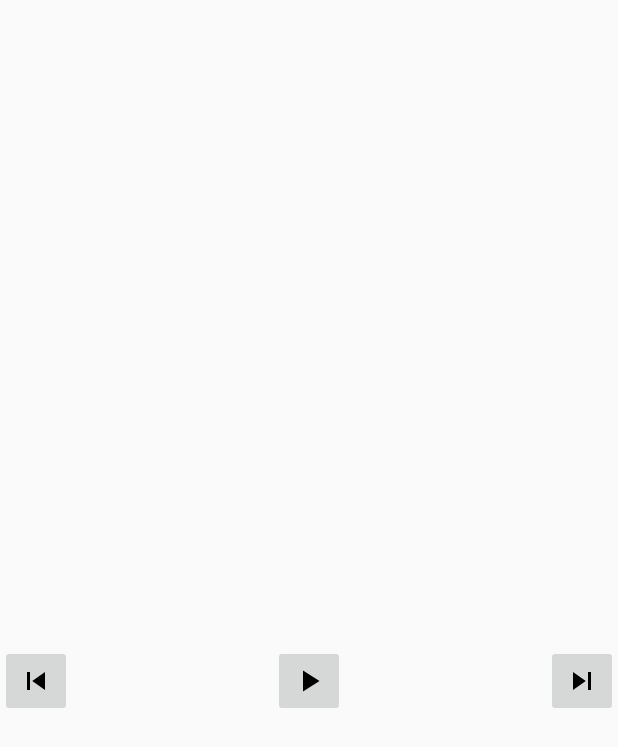
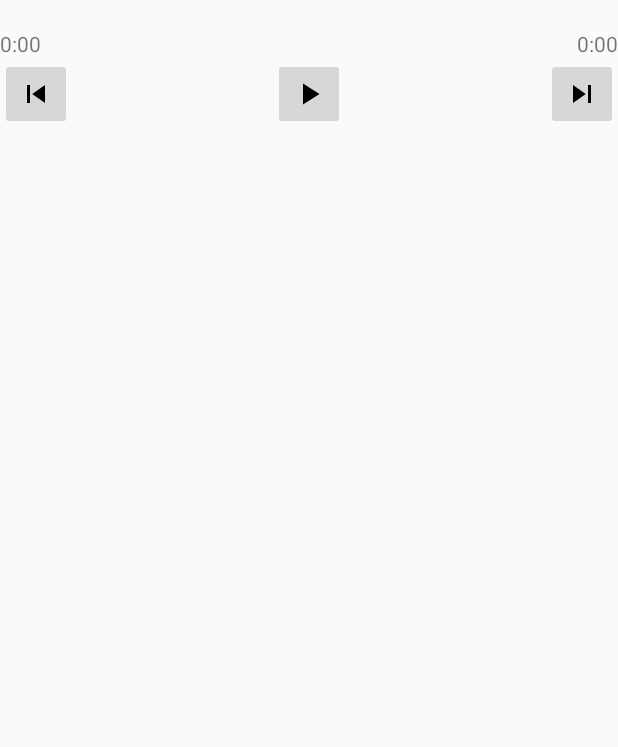
Before and after one commit to seventhmoon/SpotifyStreamer, an Android app: the layout fragment_player.xml on its own in the app's theme, with its tools: preview values and no code run, on a phone screen of 412 x 824 dp. Shown: the top 747 px of the screen. Run offline under Robolectric (Android 15) with nearby library versions, the phone set to English and light mode, and no system bars; network calls fail.

Commit message:
improved layout

```diff
--- a/library/build.gradle
+++ b/library/build.gradle
@@ -2,7 +2,7 @@ apply plugin: 'com.android.library'
 
 android {
     compileSdkVersion 22
-    buildToolsVersion "23.0.0 rc2"
+    buildToolsVersion "22.0.1"
 
     defaultConfig {
         minSdkVersion 16
--- a/library/src/main/java/com/spotify/api/network/GsonObjectRequest.java
+++ b/library/src/main/java/com/spotify/api/network/GsonObjectRequest.java
@@ -30,7 +30,6 @@ public class GsonObjectRequest<T> extends JsonRequest<T> {
                              Response.Listener<T> listener, Response.ErrorListener errorListener) {
         super(method, url, json, listener, errorListener);
         this.clazz = clazz;
-//        this.headers = headers;
         this.listener = listener;
     }
 
--- a/spotifystreamer/src/main/java/idv/seventhmoon/spotifystreamer/SearchResultsActivity.java
+++ b/spotifystreamer/src/main/java/idv/seventhmoon/spotifystreamer/SearchResultsActivity.java
@@ -73,7 +73,7 @@ public class SearchResultsActivity extends AppCompatActivity {
         }
     }
 
-    private void searchForArtist(String query, int limit){
+    private void searchForArtist(String query, int limit) {
 
 //        SpotifyApiHelper spotifyApiHelper = new SpotifyApiHelper(mApplication.getRequestQueue());
 //        spotifyApiHelper.searchAlbum(query, limit, new Response.Listener<SearchAlbumResponseModel>() {
--- a/spotifystreamer/src/main/res/layout/fragment_player.xml
+++ b/spotifystreamer/src/main/res/layout/fragment_player.xml
@@ -2,7 +2,7 @@
 <RelativeLayout xmlns:android="http://schemas.android.com/apk/res/android"
     xmlns:tools="http://schemas.android.com/tools"
     android:layout_width="match_parent"
-    android:layout_height="match_parent"
+    android:layout_height="wrap_content"
     tools:context="idv.seventhmoon.spotifystreamer.PlayerFragment">
 
     <TextView
@@ -24,38 +24,53 @@
         android:contentDescription="@string/desc_album_cover"
         android:layout_centerVertical="true"
         android:layout_alignParentStart="true" />
+    <TextView
+        android:layout_width="wrap_content"
+        android:layout_height="wrap_content"
+        android:id="@+id/text_track_name"
+        android:layout_centerVertical="true"
+        android:layout_below="@id/image_album_cover"/>
+
+    <RelativeLayout
+        android:id="@+id/holder_seek_panel"
+        android:layout_width="match_parent"
+        android:layout_height="wrap_content"
+        android:layout_below="@+id/text_track_name"
+        android:orientation="horizontal">
 
         <TextView
             android:layout_width="wrap_content"
             android:layout_height="wrap_content"
             android:id="@+id/text_current_position"
-        android:layout_below="@+id/image_album_cover"
             android:layout_alignParentLeft="true"
-        tools:ignore="RtlHardcoded"/>
+            tools:ignore="RtlHardcoded"
+            android:text="@string/text_default_duration"/>
 
         <TextView
             android:layout_width="wrap_content"
             android:layout_height="wrap_content"
             android:id="@+id/text_total_duration"
-        android:layout_below="@+id/image_album_cover"
-        android:layout_alignParentBottom="true"/>
+            android:layout_alignParentRight="true"
+            android:text="@string/text_default_duration"
 
+            tools:ignore="RtlHardcoded" />
         <SeekBar
-        android:layout_width="wrap_content"
+            android:layout_width="match_parent"
             android:layout_height="wrap_content"
             android:id="@+id/seekBar"
-        android:layout_below="@+id/image_album_cover"
-        android:layout_centerHorizontal="true"
             android:layout_toLeftOf="@id/text_current_position"
             android:layout_toRightOf="@id/text_total_duration"
             tools:ignore="RtlHardcoded" />
+
+    </RelativeLayout>
+
 
     <ImageButton
         android:src="@drawable/ic_skip_previous_black_24dp"
         android:layout_width="48dp"
         android:layout_height="48dp"
         android:id="@+id/image_perv"
-        android:layout_below="@+id/seekBar"
+        android:layout_below="@+id/holder_seek_panel"
         android:layout_alignParentLeft="true"
         android:contentDescription="@string/desc_perv"
         tools:ignore="RtlHardcoded"/>
@@ -65,7 +80,7 @@
         android:layout_width="48dp"
         android:layout_height="48dp"
         android:id="@+id/image_play"
-        android:layout_below="@+id/seekBar"
+        android:layout_below="@+id/holder_seek_panel"
         android:layout_centerHorizontal="true"
         android:contentDescription="@string/desc_play" />
 
@@ -74,7 +89,7 @@
         android:layout_width="48dp"
         android:layout_height="48dp"
         android:id="@+id/image_pause"
-        android:layout_below="@+id/seekBar"
+        android:layout_below="@+id/holder_seek_panel"
         android:layout_centerHorizontal="true"
         android:contentDescription="@string/desc_pause"
         android:visibility="gone"/>
@@ -84,7 +99,7 @@
         android:layout_width="48dp"
         android:layout_height="48dp"
         android:id="@+id/image_next"
-        android:layout_below="@+id/seekBar"
+        android:layout_below="@+id/holder_seek_panel"
         android:contentDescription="@string/desc_next"
         android:layout_alignParentRight="true"
         tools:ignore="RtlHardcoded"/>
--- a/spotifystreamer/src/main/res/values/strings.xml
+++ b/spotifystreamer/src/main/res/values/strings.xml
@@ -11,7 +11,7 @@
     <string name="intro_search">To start searching, press the search button at the top.</string>
     <string name="searching">Searching…</string>
 
-<!-- TODO: Remove or change this placeholder text -->
+
     <string name="hello_blank_fragment">Hello blank fragment</string>
     <string name="title_activity_landing">LandingActivity</string>
     <string name="hello_world">Hello world!</string>
@@ -24,4 +24,6 @@
     <string name="title_activity_tracks_list">TracksListActivity</string>
     <string name="text_no_result">No Result</string>
     <string name="text_top_10_tracks">Top 10 Tracks</string>
+    <string name="text_default_duration">0:00</string>
+    <string name="text_not_implemented">Event is not implemented.</string>
 </resources>
```
Also changed, not shown: library/src/main/java/com/spotify/api/SpotifyApiHelper.java (+9 -9 lines), spotifystreamer/src/main/java/idv/seventhmoon/spotifystreamer/PlayerFragment.java (+101 -1 lines), spotifystreamer/src/main/java/idv/seventhmoon/spotifystreamer/TopTracksAdapter.java (+2 -2 lines), spotifystreamer/src/main/java/idv/seventhmoon/spotifystreamer/TrackListActivity.java (+13 -3 lines), spotifystreamer/src/main/res/layout/listitem_track.xml (+29 -21 lines), 2 other files. Lines whose indentation alone changed are shown as unchanged.
